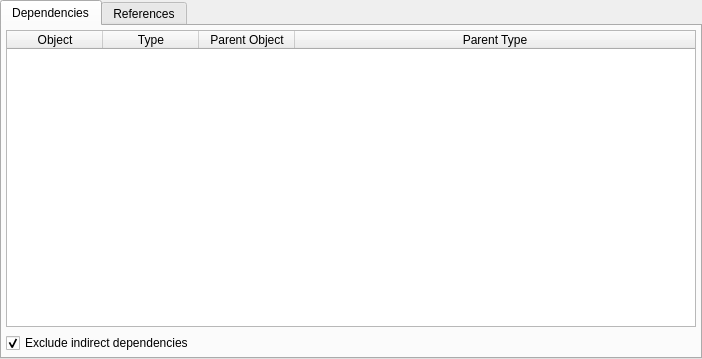
This is libpgmodeler_ui/ui/objectdepsrefswidget.ui in pgmodeler/pgmodeler as Qt 5 draws it before an edit. The edited form follows.
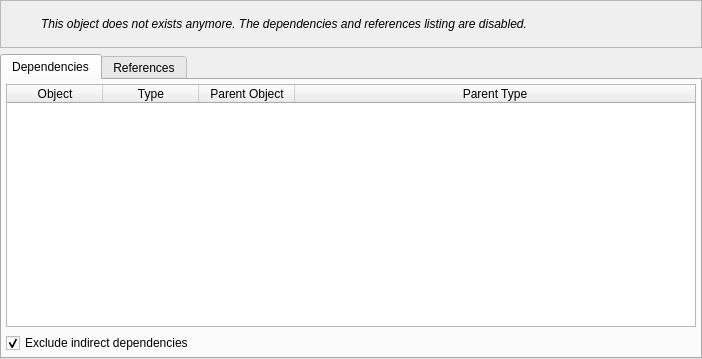
This is the edited form. Icons and pictures are not drawn.

Commit message: Added support to item interaction on deps and refs dialog (issue #471)

```diff
--- a/libpgmodeler_ui/ui/objectdepsrefswidget.ui
+++ b/libpgmodeler_ui/ui/objectdepsrefswidget.ui
@@ -30,13 +30,10 @@
    <property name="bottomMargin">
     <number>0</number>
    </property>
-   <property name="horizontalSpacing">
-    <number>0</number>
+   <property name="spacing">
+    <number>6</number>
    </property>
-   <property name="verticalSpacing">
-    <number>4</number>
-   </property>
-   <item row="0" column="0">
+   <item row="1" column="0">
     <widget class="QTabWidget" name="tabWidget">
      <property name="currentIndex">
       <number>0</number>
@@ -301,6 +298,87 @@
      </widget>
     </widget>
    </item>
+   <item row="0" column="0">
+    <widget class="QFrame" name="alert_frm">
+     <property name="sizePolicy">
+      <sizepolicy hsizetype="Preferred" vsizetype="Fixed">
+       <horstretch>0</horstretch>
+       <verstretch>0</verstretch>
+      </sizepolicy>
+     </property>
+     <property name="minimumSize">
+      <size>
+       <width>0</width>
+       <height>48</height>
+      </size>
+     </property>
+     <property name="frameShape">
+      <enum>QFrame::StyledPanel</enum>
+     </property>
+     <property name="frameShadow">
+      <enum>QFrame::Raised</enum>
+     </property>
+     <layout class="QGridLayout" name="gridLayout_4">
+      <property name="leftMargin">
+       <number>2</number>
+      </property>
+      <property name="topMargin">
+       <number>2</number>
+      </property>
+      <property name="rightMargin">
+       <number>2</number>
+      </property>
+      <property name="bottomMargin">
+       <number>2</number>
+      </property>
+      <item row="0" column="0">
+       <widget class="QLabel" name="label_3">
+        <property name="minimumSize">
+         <size>
+          <width>32</width>
+          <height>32</height>
+         </size>
+        </property>
+        <property name="maximumSize">
+         <size>
+          <width>32</width>
+          <height>32</height>
+         </size>
+        </property>
+        <property name="text">
+         <string/>
+        </property>
+        <property name="textFormat">
+         <enum>Qt::AutoText</enum>
+        </property>
+        <property name="pixmap">
+         <pixmap resource="../res/resources.qrc">:/icones/icones/msgbox_alerta.png</pixmap>
+        </property>
+       </widget>
+      </item>
+      <item row="0" column="1">
+       <widget class="QLabel" name="label_4">
+        <property name="font">
+         <font>
+          <weight>50</weight>
+          <italic>true</italic>
+          <bold>false</bold>
+          <underline>false</underline>
+          <strikeout>false</strikeout>
+          <kerning>true</kerning>
+         </font>
+        </property>
+        <property name="text">
+         <string>This object does not exists anymore. The dependencies and references listing are disabled.</string>
+        </property>
+        <property name="wordWrap">
+         <bool>true</bool>
+        </property>
+       </widget>
+      </item>
+     </layout>
+    </widget>
+   </item>
   </layout>
  </widget>
  <resources>
```
The commit also changes 4 other files.
